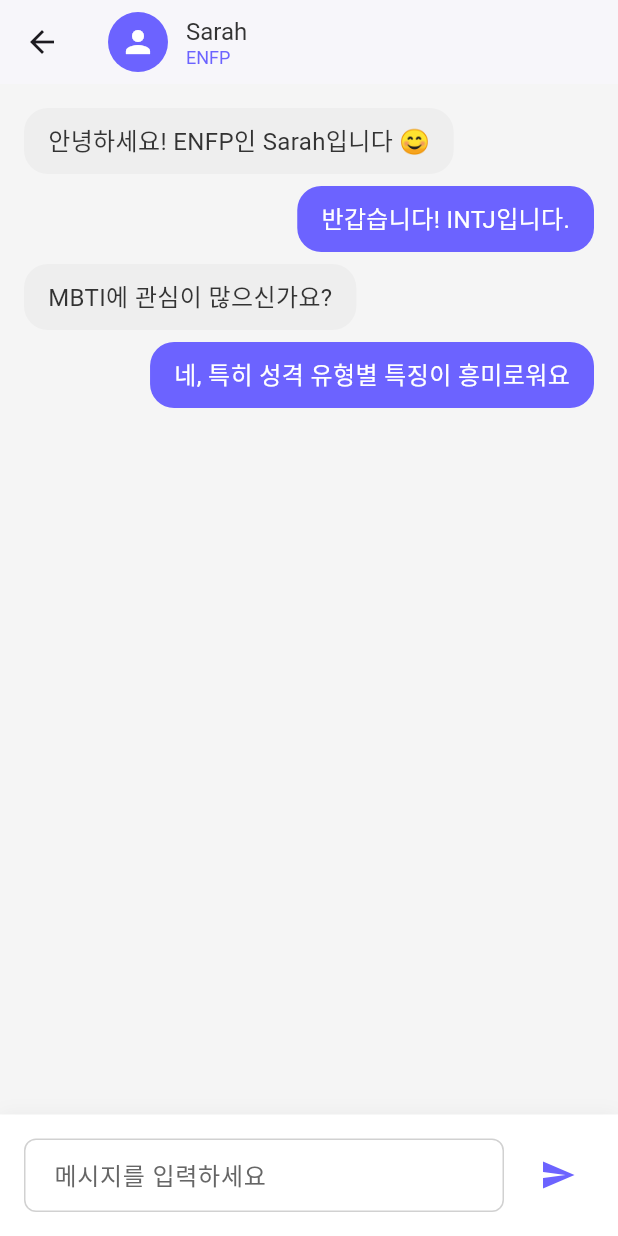
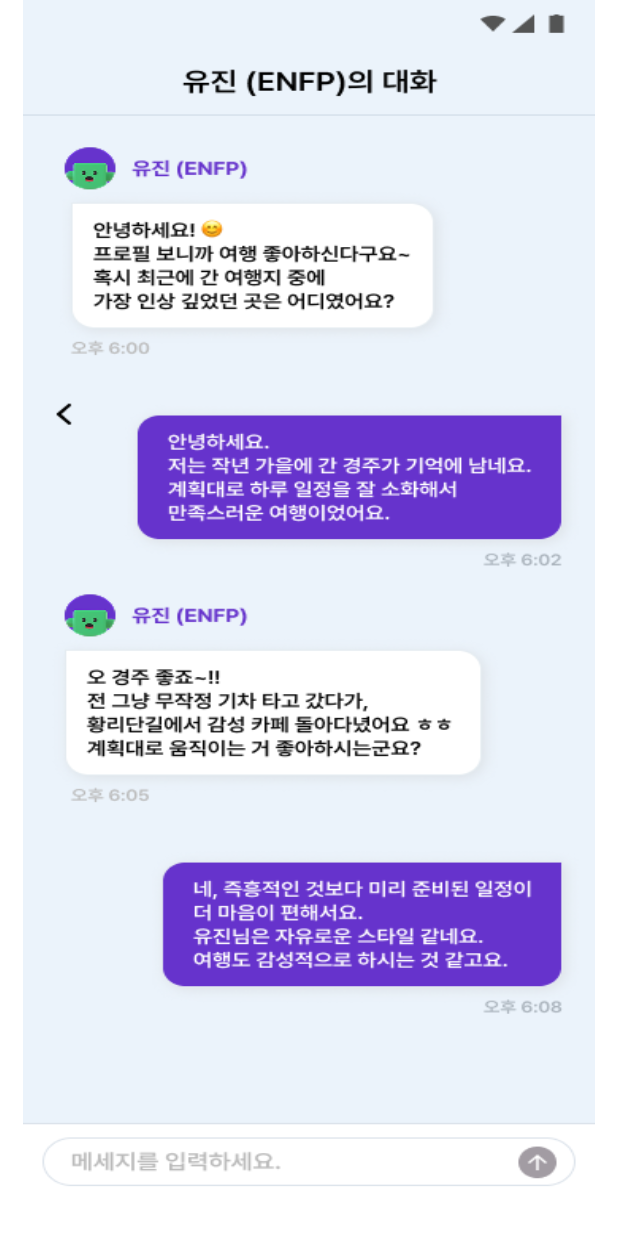
Before and after one commit to lunabi03/TypeTalk, a Flutter app: the ChatScreen screen opened by its route, on a phone screen of 412 x 824 dp. Run offline on Flutter 3.47's test engine with Material 3 defaults, Android fonts, the phone set to English and light mode, and no system bars; our stand-ins replace flutter_screenutil, get, google_fonts.

Commit message:
채팅 화면 구현

```diff
--- a/lib/screens/chat/chat_screen.dart
+++ b/lib/screens/chat/chat_screen.dart
@@ -1,7 +1,7 @@
 import 'package:flutter/material.dart';
+import 'package:get/get.dart';
 import 'package:typetalk/core/theme/app_colors.dart';
 import 'package:typetalk/core/theme/app_text_styles.dart';
-import 'package:typetalk/core/widgets/app_text_field.dart';
 
 class ChatScreen extends StatelessWidget {
   const ChatScreen({super.key});
@@ -9,72 +9,72 @@ class ChatScreen extends StatelessWidget {
   @override
   Widget build(BuildContext context) {
     return Scaffold(
-      backgroundColor: AppColors.background,
-      appBar: AppBar(
-        backgroundColor: Colors.white,
-        elevation: 1,
-        title: Row(
-          children: [
-            const CircleAvatar(
-              radius: 20,
-              backgroundColor: AppColors.primary,
-              child: Icon(Icons.person, color: Colors.white),
-            ),
-            const SizedBox(width: 12),
-            Column(
-              crossAxisAlignment: CrossAxisAlignment.start,
-              children: [
-                Text('Sarah', style: AppTextStyles.body),
-                Text(
-                  'ENFP',
-                  style: AppTextStyles.small.copyWith(color: AppColors.primary),
+      body: LayoutBuilder(
+        builder: (context, constraints) {
+          final double screenWidth = constraints.maxWidth;
+          final double screenHeight = constraints.maxHeight;
+
+          const double designWidth = 390;
+          const double designHeight = 844; // 긴 화면 기준
+          final double designAspect = designWidth / designHeight;
+          final double screenAspect = screenWidth / screenHeight;
+
+          double imageWidth;
+          double imageHeight;
+          double offsetX;
+          double offsetY;
+
+          if (screenAspect > designAspect) {
+            imageHeight = screenHeight;
+            imageWidth = imageHeight * designAspect;
+            offsetX = (screenWidth - imageWidth) / 2;
+            offsetY = 0;
+          } else {
+            imageWidth = screenWidth;
+            imageHeight = imageWidth / designAspect;
+            offsetX = 0;
+            offsetY = (screenHeight - imageHeight) / 2;
+          }
+
+          // 입력창 마이크 버튼 영역 (대략 하단 우측 원형 버튼 위치)
+          const double micRight = 24;
+          const double micBottom = 20;
+          const double micSize = 44;
+
+          final double scaleX = imageWidth / designWidth;
+          final double scaleY = imageHeight / designHeight;
+
+          final double micW = micSize * scaleX;
+          final double micH = micSize * scaleY;
+          final double micX = offsetX + (designWidth - micRight - micSize) * scaleX;
+          final double micY = offsetY + (designHeight - micBottom - micSize) * scaleY;
+
+          return Stack(
+            children: [
+              Positioned(
+                left: offsetX,
+                top: offsetY,
+                width: imageWidth,
+                height: imageHeight,
+                child: Image.asset(
+                  'assets/images/Chat Screen-1.png',
+                  fit: BoxFit.fill,
                 ),
-              ],
-            ),
-          ],
-        ),
-      ),
-      body: Column(
-        children: [
-          Expanded(
-            child: ListView(
-              padding: const EdgeInsets.all(16),
-              children: [
-                _buildReceivedMessage('안녕하세요! ENFP인 Sarah입니다 😊'),
-                _buildSentMessage('반갑습니다! INTJ입니다.'),
-                _buildReceivedMessage('MBTI에 관심이 많으신가요?'),
-                _buildSentMessage('네, 특히 성격 유형별 특징이 흥미로워요'),
-              ],
-            ),
-          ),
-          Container(
-            padding: const EdgeInsets.all(16),
-            decoration: BoxDecoration(
-              color: Colors.white,
-              boxShadow: [
-                BoxShadow(
-                  color: Colors.black.withOpacity(0.05),
-                  blurRadius: 10,
+              ),
+              Positioned(
+                left: micX,
+                top: micY,
+                width: micW,
+                height: micH,
+                child: GestureDetector(
+                  behavior: HitTestBehavior.opaque,
+                  onTap: () => Get.snackbar('음성 입력', '마이크 버튼을 눌렀습니다.'),
+                  child: const SizedBox.expand(),
                 ),
-              ],
-            ),
-            child: Row(
-              children: [
-                Expanded(
-                  child: AppTextField(
-                    hint: '메시지를 입력하세요',
-                  ),
-                ),
-                const SizedBox(width: 12),
-                IconButton(
-                  onPressed: () {},
-                  icon: const Icon(Icons.send),
-                  color: AppColors.primary,
-                ),
-              ],
-            ),
-          ),
-        ],
+              ),
+            ],
+          );
+        },
       ),
     );
   }
--- a/lib/screens/start/start_screen.dart
+++ b/lib/screens/start/start_screen.dart
@@ -59,6 +59,13 @@ class StartScreen extends StatelessWidget {
           final double profileW = thirdWidthDesign * scaleX;
           final double profileH = navHeight * scaleY;
 
+          // 우측 1/3: 채팅 버튼 영역
+          final double chatLeftDesign = thirdWidthDesign * 2;
+          final double chatX = offsetX + chatLeftDesign * scaleX;
+          final double chatY = profileY;
+          final double chatW = thirdWidthDesign * scaleX;
+          final double chatH = profileH;
+
           return Stack(
             children: [
               Positioned(
@@ -94,6 +101,18 @@ class StartScreen extends StatelessWidget {
                   child: const SizedBox.expand(),
                 ),
               ),
+              // 하단 채팅 버튼 터치 영역
+              Positioned(
+                left: chatX,
+                top: chatY,
+                width: chatW,
+                height: chatH,
+                child: GestureDetector(
+                  behavior: HitTestBehavior.opaque,
+                  onTap: () => Get.toNamed(AppRoutes.chat),
+                  child: const SizedBox.expand(),
+                ),
+              ),
             ],
           );
         },
```
